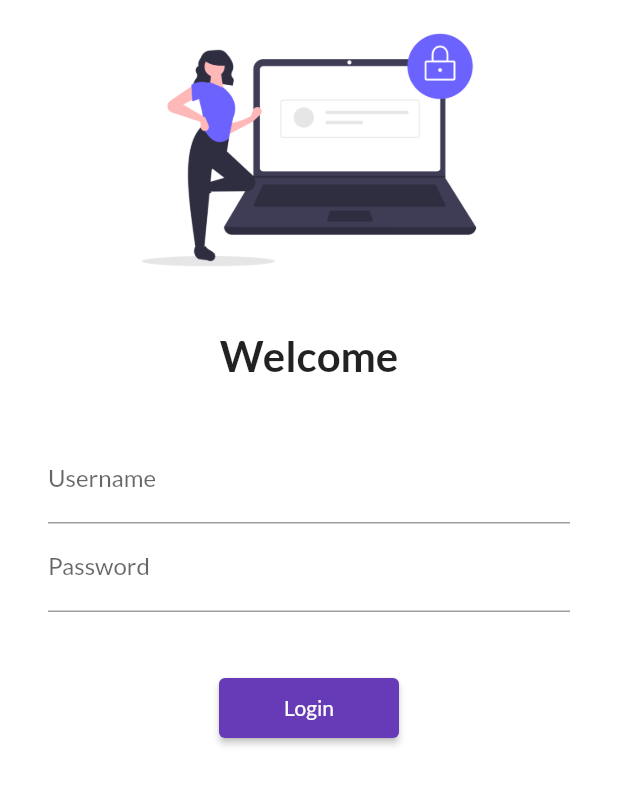
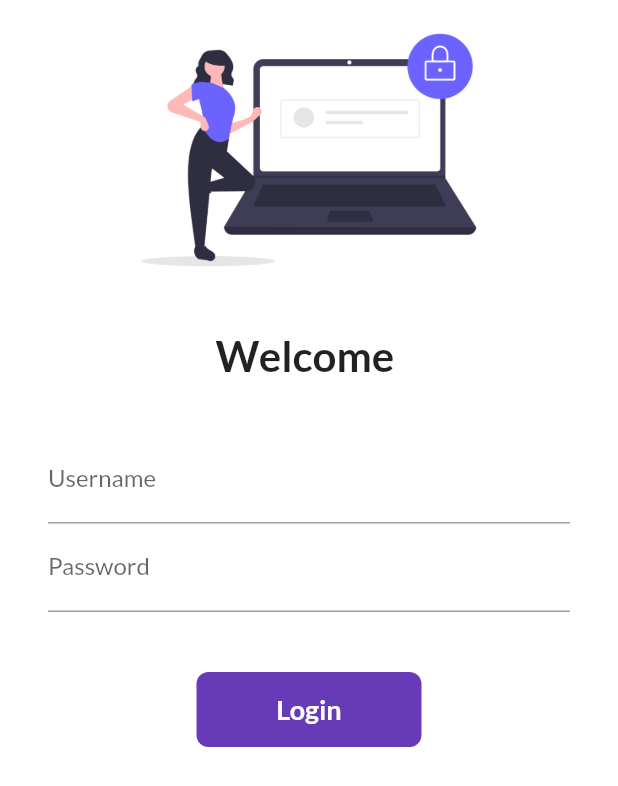
Before and after one commit to Jabidgithub/30_Days_of_Flutter, a Flutter app: the screen it shows after launch, on a phone screen of 412 x 824 dp. Shown: the top 786 px of the screen. Run offline on Flutter 3.47's test engine with Material 2 defaults, Android fonts, the phone set to English and light mode, and no system bars; our stand-ins replace google_fonts.

Commit message:
day 6 Completed

```diff
--- a/flutter_catalog/lib/pages/login_page.dart
+++ b/flutter_catalog/lib/pages/login_page.dart
@@ -2,9 +2,16 @@ import 'package:flutter/cupertino.dart';
 import 'package:flutter/material.dart';
 import 'package:flutter_catalog/utils/routes.dart';
 
-class LoginPage extends StatelessWidget {
+class LoginPage extends StatefulWidget {
   const LoginPage({Key? key}) : super(key: key);
 
+  @override
+  State<LoginPage> createState() => _LoginPageState();
+}
+
+class _LoginPageState extends State<LoginPage> {
+  String name = "";
+  bool changeButton = false;
   @override
   Widget build(BuildContext context) {
     return Material(
@@ -21,7 +28,7 @@ class LoginPage extends StatelessWidget {
               height: 20.0,
             ),
             Text(
-              "Welcome",
+              "Welcome $name",
               style: TextStyle(fontSize: 28, fontWeight: FontWeight.bold),
             ),
             SizedBox(
@@ -37,6 +44,11 @@ class LoginPage extends StatelessWidget {
                       hintText: "Enter username",
                       labelText: "Username",
                     ),
+                    onChanged: (value) {
+                      name = value;
+
+                      setState(() {});
+                    },
                   ),
                   TextFormField(
                     obscureText: true,
@@ -48,14 +60,44 @@ class LoginPage extends StatelessWidget {
                   SizedBox(
                     height: 40.0,
                   ),
-                  ElevatedButton(
-                    onPressed: () {
-                      // print("Hi Jabid, You are doing great!");
+
+                  InkWell(
+                    onTap: () async{
+                      setState(() {
+                        changeButton = true;
+                      });
+                      await Future.delayed(Duration(seconds: 1));
                       Navigator.pushNamed(context, MyRoutes.homeRoute);
                     },
-                    child: Text("Login"),
-                    style: TextButton.styleFrom(minimumSize: Size(120, 40)),
+
+                    child: AnimatedContainer(
+                      duration: Duration(seconds: 1),
+                      width: changeButton ? 50: 150,
+                      height: 50,
+                      alignment: Alignment.center,
+                      child: changeButton? Icon(Icons.done,color: Colors.white,): Text(
+                        "Login",
+                        style: TextStyle(
+                            color: Colors.white,
+                            fontWeight: FontWeight.bold,
+                            fontSize: 18),
+                      ),
+                      decoration: BoxDecoration(
+                          color: Colors.deepPurple,
+                          // shape: changeButton? BoxShape.circle:BoxShape.rectangle,
+                          borderRadius: BorderRadius.circular(changeButton? 50: 8),
+                          ),
+                    ),
                   )
+
+                  // ElevatedButton(
+                  //   onPressed: () {
+                  //     // print("Hi Jabid, You are doing great!");
+                  //     Navigator.pushNamed(context, MyRoutes.homeRoute);
+                  //   },
+                  //   child: Text("Login"),
+                  //   style: TextButton.styleFrom(minimumSize: Size(120, 40)),
+                  // )
                 ],
               ),
             )
```
